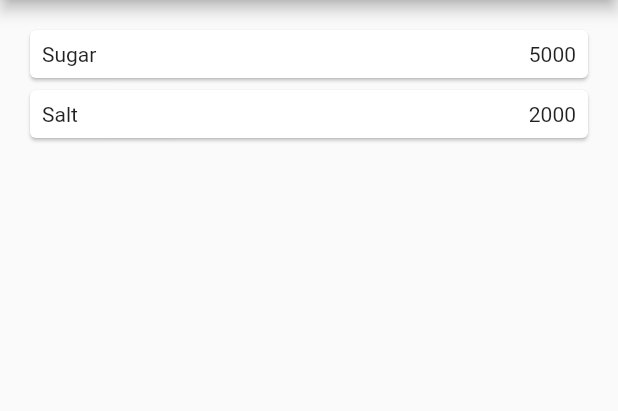
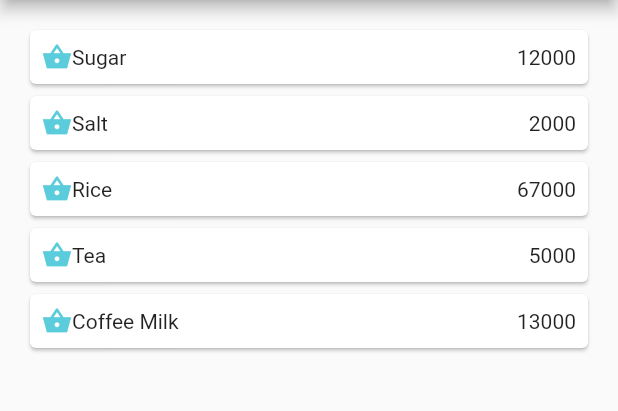
Before and after one commit to fiskinafiulafida/NavigationRoute, a Flutter app: the screen it shows after launch, on a phone screen of 412 x 824 dp, the part 84-495 px from its top. Run offline on Flutter 3.47's test engine with Material 2 defaults, Android fonts, the phone set to English and light mode, and no system bars.

Commit message:
Gambar,Icon

```diff
--- a/lib/models/item.dart
+++ b/lib/models/item.dart
@@ -1,6 +1,11 @@
 class Item {
-  String name;
+  String name, kodeBarang;
+  String image;
   int price;
 
-  Item({required this.name, required this.price});
+  Item(
+      {required this.name,
+      required this.price,
+      required this.image,
+      required this.kodeBarang});
 }
--- a/lib/pages/home_page.dart
+++ b/lib/pages/home_page.dart
@@ -2,15 +2,38 @@ import 'package:flutter/material.dart';
 import 'package:tugas_navigation/models/item.dart';
 
 class HomePage extends StatelessWidget {
-  // const HomePage({Key? key}) : super(key: key);
-
-  final List<Item> items = [
-    Item(name: 'Sugar', price: 5000),
-    Item(name: 'Salt', price: 2000)
-  ];
+  const HomePage({Key? key}) : super(key: key);
 
   @override
   Widget build(BuildContext context) {
+    final List<Item> items = [
+      Item(
+          name: 'Sugar',
+          price: 12000,
+          image: ("images/gula.jpg"),
+          kodeBarang: 'ADK890'),
+      Item(
+          name: 'Salt',
+          price: 2000,
+          image: ("images/garam.jpg"),
+          kodeBarang: 'ADK83S'),
+      Item(
+          name: 'Rice',
+          price: 67000,
+          image: ("images/beras.jpg"),
+          kodeBarang: 'AKI3S'),
+      Item(
+          name: 'Tea',
+          price: 5000,
+          image: ("images/teh.jpg"),
+          kodeBarang: 'BJK83S'),
+      Item(
+          name: 'Coffee Milk',
+          price: 13000,
+          image: ("images/kopsus.jpg"),
+          kodeBarang: 'ADHP3S')
+    ];
+
     return Scaffold(
         appBar: AppBar(
           title: const Text('Shopping List'),
@@ -29,7 +52,12 @@ class HomePage extends StatelessWidget {
                   child: Card(
                     child: Container(
                       margin: EdgeInsets.all(8),
-                      child: Row(children: [
+                      child: Row(mainAxisSize: MainAxisSize.min, children: [
+                        Icon(
+                          Icons.shopping_basket_sharp,
+                          color: Color.fromARGB(255, 91, 204, 219),
+                          size: 20.0,
+                        ),
                         Expanded(child: Text(item.name)),
                         Expanded(
                           child: Text(
```
Also changed, not shown: lib/pages/DetailItem.dart (+7 -2 lines), lib/pages/item_page.dart (+23 -8 lines), assets/images/beras.jpg (added), assets/images/kopsus.jpg (added), assets/images/teh.jpg (added).
